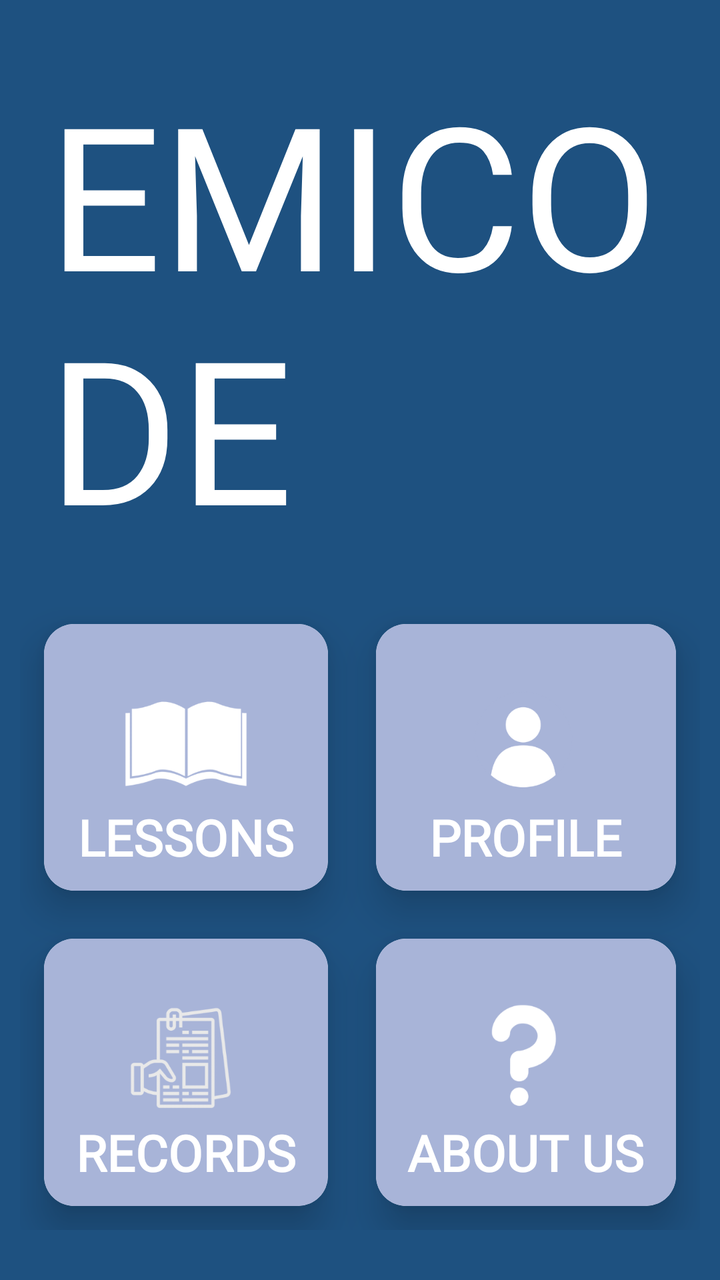
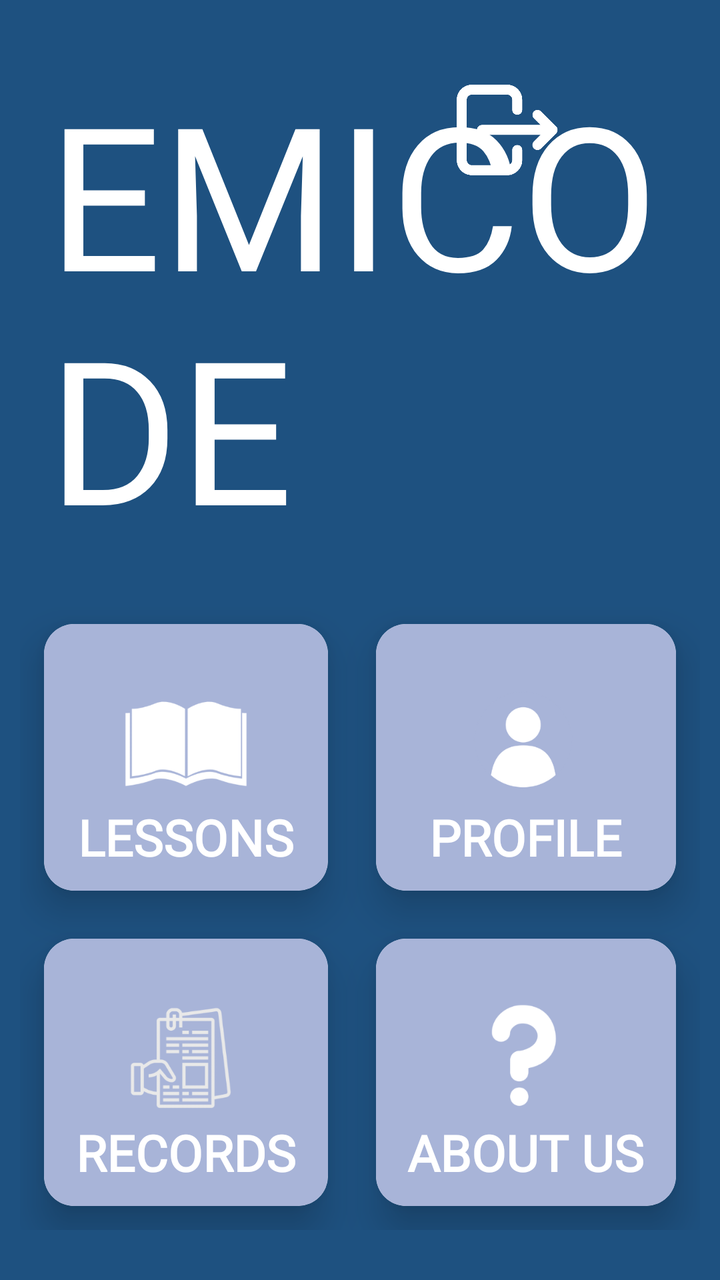

Compare the two renders of this Android layout. The source of the first and the diff that turns it into the second are given below.
<!-- AndroidManifest.xml: application theme Theme.FinalsApplication -->
<!-- res/layout/user_menu.xml -->
<?xml version="1.0" encoding="utf-8"?>
<RelativeLayout xmlns:android="http://schemas.android.com/apk/res/android"
    xmlns:app="http://schemas.android.com/apk/res-auto"
    xmlns:tools="http://schemas.android.com/tools"
    android:layout_width="match_parent"
    android:layout_height="match_parent"
    tools:context=".UserMenu"
    android:background="@color/ourBlue">

    <TextView
        android:id="@+id/title_view"
        android:layout_width="wrap_content"
        android:layout_height="wrap_content"
        android:layout_marginTop="30dp"
        android:layout_marginLeft="24dp"
        android:layout_marginBottom="20dp"
        android:text="EMICODE"
        android:fontFamily="@font/computer_says_no"
        android:textColor="#ffff"
        android:textSize="100sp"
        />

    <GridLayout
        android:layout_width="match_parent"
        android:layout_height="match_parent"
        android:layout_below="@+id/title_view"
        android:layout_marginLeft="10dp"
        android:layout_marginRight="10dp"
        android:layout_marginBottom="25dp"
        android:rowCount="2"
        android:columnCount="2">

        <androidx.cardview.widget.CardView
            android:id="@+id/toLessons"
            android:layout_width="wrap_content"
            android:layout_height="wrap_content"
            app:cardCornerRadius="15dp"
            android:layout_columnWeight="1"
            android:layout_rowWeight="1"
            android:layout_row="0"
            android:layout_column="0"
            android:layout_margin="12dp"
            app:cardElevation="12dp">

            <LinearLayout
                android:layout_width="match_parent"
                android:layout_height="match_parent"
                android:orientation="vertical"
                android:background="#A8B4D8"
                android:gravity="center">
                <ImageView
                    android:layout_width="80dp"
                    android:layout_height="80dp"
                    android:src="@drawable/lessons_icon"
                    android:layout_gravity="center_horizontal"/>
                <TextView
                    android:layout_width="wrap_content"
                    android:layout_height="wrap_content"
                    android:text="LESSONS"
                    android:layout_gravity="center_horizontal"
                    android:fontFamily="@font/roboto_black"
                    android:textSize="25sp"
                    android:textColor="#FFFFFF"
                    android:textStyle="bold"/>
            </LinearLayout>
        </androidx.cardview.widget.CardView>

        <androidx.cardview.widget.CardView
            android:id="@+id/toProfile"
            android:layout_width="wrap_content"
            android:layout_height="wrap_content"
            app:cardCornerRadius="15dp"
            android:layout_columnWeight="1"
            android:layout_rowWeight="1"
            android:layout_row="0"
            android:layout_column="1"
            android:layout_margin="12dp"
            app:cardElevation="12dp">

            <LinearLayout
                android:layout_width="match_parent"
                android:layout_height="match_parent"
                android:orientation="vertical"
                android:background="#A8B4D8"
                android:gravity="center">
                <ImageView
                    android:layout_width="80dp"
                    android:layout_height="80dp"
                    android:src="@drawable/profile_icon"
                    android:layout_gravity="center_horizontal"/>
                <TextView
                    android:layout_width="wrap_content"
                    android:layout_height="wrap_content"
                    android:text="PROFILE"
                    android:layout_gravity="center_horizontal"
                    android:fontFamily="@font/roboto_black"
                    android:textSize="25sp"
                    android:textColor="#FFFFFF"
                    android:textStyle="bold"/>
            </LinearLayout>
        </androidx.cardview.widget.CardView>

        <androidx.cardview.widget.CardView
            android:id="@+id/toRecords"
            android:layout_width="wrap_content"
            android:layout_height="wrap_content"
            app:cardCornerRadius="15dp"
            android:layout_columnWeight="1"
            android:layout_rowWeight="1"
            android:layout_row="1"
            android:layout_column="0"
            android:layout_margin="12dp"
            app:cardElevation="12dp">

            <LinearLayout
                android:layout_width="match_parent"
                android:layout_height="match_parent"
                android:orientation="vertical"
                android:background="#A8B4D8"
                android:gravity="center">
                <ImageView
                    android:layout_width="80dp"
                    android:layout_height="80dp"
                    android:src="@drawable/records_icon"
                    android:layout_gravity="center_horizontal"/>
                <TextView
                    android:layout_width="wrap_content"
                    android:layout_height="wrap_content"
                    android:text="RECORDS"
                    android:layout_gravity="center_horizontal"
                    android:fontFamily="@font/roboto_black"
                    android:textSize="25sp"
                    android:textColor="#FFFFFF"
                    android:textStyle="bold"/>
            </LinearLayout>
        </androidx.cardview.widget.CardView>

        <androidx.cardview.widget.CardView
            android:id="@+id/toAbout"
            android:layout_width="wrap_content"
            android:layout_height="wrap_content"
            app:cardCornerRadius="15dp"
            android:layout_columnWeight="1"
            android:layout_rowWeight="1"
            android:layout_row="1"
            android:layout_column="1"
            android:layout_margin="12dp"
            app:cardElevation="12dp">

            <LinearLayout
                android:layout_width="match_parent"
                android:layout_height="match_parent"
                android:orientation="vertical"
                android:background="#A8B4D8"
                android:gravity="center">
                <ImageView
                    android:layout_width="80dp"
                    android:layout_height="80dp"
                    android:src="@drawable/about_icon"
                    android:layout_gravity="center_horizontal"/>
                <TextView
                    android:layout_width="wrap_content"
                    android:layout_height="wrap_content"
                    android:text="ABOUT US"
                    android:layout_gravity="center_horizontal"
                    android:fontFamily="@font/roboto_black"
                    android:textSize="25sp"
                    android:textColor="#FFFFFF"
                    android:textStyle="bold"/>
            </LinearLayout>
        </androidx.cardview.widget.CardView>
    </GridLayout>
</RelativeLayout>
<!-- resources referenced by this layout -->
<resources>
  <color name="ourBlue">#1e5180</color>
  <!-- drawable about_icon: png bitmap (drawable, 8611 bytes) -->
  <!-- drawable lessons_icon: png bitmap (drawable, 9786 bytes) -->
  <!-- drawable profile_icon: png bitmap (drawable, 14558 bytes) -->
  <!-- drawable records_icon: png bitmap (drawable, 17636 bytes) -->
  <style name="Theme.FinalsApplication" parent="Base.Theme.FinalsApplication" />
  <style name="Base.Theme.FinalsApplication" parent="Theme.Material3.DayNight.NoActionBar">
          
          
          <item name="android:statusBarColor">#00000000</item>
      </style>
</resources>

<!-- the commit's change to res/layout/user_menu.xml (unified diff, before → after) -->
@@ -18,6 +18,20 @@
         android:fontFamily="@font/computer_says_no"
         android:textColor="#ffff"
         android:textSize="100sp"
+        />
+
+    <ImageButton
+        android:id="@+id/btnLogout"
+        android:layout_width="55sp"
+        android:layout_height="60sp"
+        android:layout_alignParentTop="true"
+        android:layout_alignParentEnd="true"
+        android:layout_marginTop="35dp"
+        android:layout_marginEnd="80dp"
+        android:src="@drawable/logout_icon"
+        android:background="?android:attr/selectableItemBackground"
+        android:contentDescription="Logout"
+        android:scaleType="fitCenter"
         />
 
     <GridLayout
<!-- resource entries referenced after the edit -->
@@ -3,6 +3,7 @@
   <color name="ourBlue">#1e5180</color>
   <!-- drawable about_icon: png bitmap (drawable, 8611 bytes) -->
   <!-- drawable lessons_icon: png bitmap (drawable, 9786 bytes) -->
+  <!-- drawable logout_icon: png bitmap (drawable, 12247 bytes) -->
   <!-- drawable profile_icon: png bitmap (drawable, 14558 bytes) -->
   <!-- drawable records_icon: png bitmap (drawable, 17636 bytes) -->
   <style name="Theme.FinalsApplication" parent="Base.Theme.FinalsApplication" />
